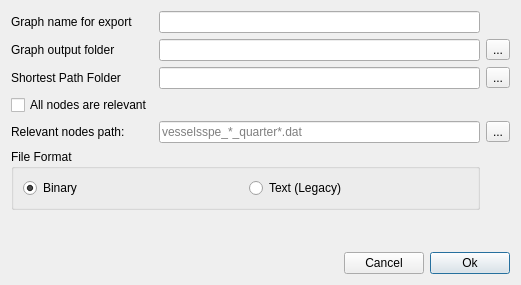
Old version of the form qtgui/createshortestpathdialog.ui in the repository frabas/DISPLACE_GUI.
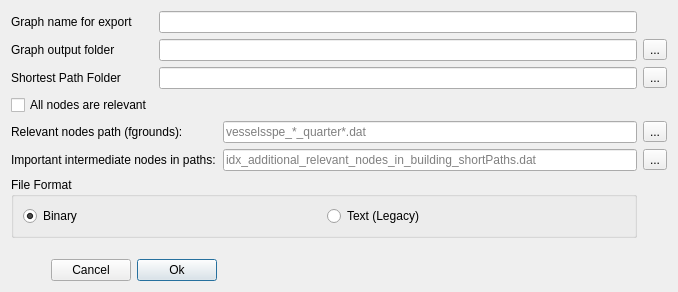
New version of the form.

Commit message: UI entry point preparing for using intermediate node idx when building the shortPaths

The edit to the form file:
```diff
--- a/qtgui/createshortestpathdialog.ui
+++ b/qtgui/createshortestpathdialog.ui
@@ -6,17 +6,41 @@
    <rect>
     <x>0</x>
     <y>0</y>
-    <width>521</width>
-    <height>285</height>
+    <width>678</width>
+    <height>292</height>
    </rect>
   </property>
   <property name="windowTitle">
    <string>Create shortest path files</string>
   </property>
   <layout class="QGridLayout" name="gridLayout_2">
-   <item row="0" column="1">
+   <item row="0" column="0">
+    <widget class="QLabel" name="label_3">
+     <property name="text">
+      <string>Graph name for export</string>
+     </property>
+    </widget>
+   </item>
+   <item row="0" column="1" colspan="2">
     <widget class="QLineEdit" name="graphName"/>
    </item>
+   <item row="1" column="0">
+    <widget class="QLabel" name="label_4">
+     <property name="text">
+      <string>Graph output folder</string>
+     </property>
+    </widget>
+   </item>
+   <item row="1" column="1" colspan="2">
+    <widget class="QLineEdit" name="outFolder"/>
+   </item>
+   <item row="1" column="3">
+    <widget class="QToolButton" name="browseOutFolder">
+     <property name="text">
+      <string>...</string>
+     </property>
+    </widget>
+   </item>
    <item row="2" column="0">
     <widget class="QLabel" name="label">
      <property name="text">
@@ -24,7 +48,82 @@
      </property>
     </widget>
    </item>
-   <item row="7" column="0" colspan="3">
+   <item row="2" column="1" colspan="2">
+    <widget class="QLineEdit" name="shortestFolder"/>
+   </item>
+   <item row="2" column="3">
+    <widget class="QToolButton" name="browseShortestFolder">
+     <property name="text">
+      <string>...</string>
+     </property>
+    </widget>
+   </item>
+   <item row="3" column="0">
+    <widget class="QCheckBox" name="checkAllRelevantNodes">
+     <property name="text">
+      <string>All nodes are relevant</string>
+     </property>
+    </widget>
+   </item>
+   <item row="4" column="0" colspan="2">
+    <widget class="QLabel" name="label_2">
+     <property name="text">
+      <string>Relevant nodes path (fgrounds):</string>
+     </property>
+    </widget>
+   </item>
+   <item row="4" column="2">
+    <widget class="QLineEdit" name="relevantFolder">
+     <property name="placeholderText">
+      <string>vesselsspe_*_quarter*.dat</string>
+     </property>
+    </widget>
+   </item>
+   <item row="4" column="3">
+    <widget class="QToolButton" name="browseRelevantFolder">
+     <property name="text">
+      <string>...</string>
+     </property>
+    </widget>
+   </item>
+   <item row="5" column="0" colspan="2">
+    <widget class="QLabel" name="label_5">
+     <property name="text">
+      <string>Important intermediate nodes in paths:</string>
+     </property>
+    </widget>
+   </item>
+   <item row="5" column="2">
+    <widget class="QLineEdit" name="relevantInterFolder">
+     <property name="text">
+      <string/>
+     </property>
+     <property name="placeholderText">
+      <string>idx_additional_relevant_nodes_in_building_shortPaths.dat</string>
+     </property>
+    </widget>
+   </item>
+   <item row="5" column="3">
+    <widget class="QToolButton" name="browseRelevantInterFolder">
+     <property name="text">
+      <string>...</string>
+     </property>
+    </widget>
+   </item>
+   <item row="7" column="0">
+    <spacer name="verticalSpacer">
+     <property name="orientation">
+      <enum>Qt::Vertical</enum>
+     </property>
+     <property name="sizeHint" stdset="0">
+      <size>
+       <width>20</width>
+       <height>40</height>
+      </size>
+     </property>
+    </spacer>
+   </item>
+   <item row="8" column="0" colspan="2">
     <layout class="QHBoxLayout" name="horizontalLayout">
      <item>
       <spacer name="horizontalSpacer">
@@ -58,82 +157,7 @@
      </item>
     </layout>
    </item>
-   <item row="6" column="0">
-    <spacer name="verticalSpacer">
-     <property name="orientation">
-      <enum>Qt::Vertical</enum>
-     </property>
-     <property name="sizeHint" stdset="0">
-      <size>
-       <width>20</width>
-       <height>40</height>
-      </size>
-     </property>
-    </spacer>
-   </item>
-   <item row="2" column="2">
-    <widget class="QToolButton" name="browseShortestFolder">
-     <property name="text">
-      <string>...</string>
-     </property>
-    </widget>
-   </item>
-   <item row="4" column="2">
-    <widget class="QToolButton" name="browseRelevantFolder">
-     <property name="text">
-      <string>...</string>
-     </property>
-    </widget>
-   </item>
-   <item row="4" column="0">
-    <widget class="QLabel" name="label_2">
-     <property name="text">
-      <string>Relevant nodes path:</string>
-     </property>
-    </widget>
-   </item>
-   <item row="3" column="0">
-    <widget class="QCheckBox" name="checkAllRelevantNodes">
-     <property name="text">
-      <string>All nodes are relevant</string>
-     </property>
-    </widget>
-   </item>
-   <item row="0" column="0">
-    <widget class="QLabel" name="label_3">
-     <property name="text">
-      <string>Graph name for export</string>
-     </property>
-    </widget>
-   </item>
-   <item row="1" column="2">
-    <widget class="QToolButton" name="browseOutFolder">
-     <property name="text">
-      <string>...</string>
-     </property>
-    </widget>
-   </item>
-   <item row="2" column="1">
-    <widget class="QLineEdit" name="shortestFolder"/>
-   </item>
-   <item row="1" column="1">
-    <widget class="QLineEdit" name="outFolder"/>
-   </item>
-   <item row="1" column="0">
-    <widget class="QLabel" name="label_4">
-     <property name="text">
-      <string>Graph output folder</string>
-     </property>
-    </widget>
-   </item>
-   <item row="4" column="1">
-    <widget class="QLineEdit" name="relevantFolder">
-     <property name="placeholderText">
-      <string>vesselsspe_*_quarter*.dat</string>
-     </property>
-    </widget>
-   </item>
-   <item row="5" column="0" colspan="2">
+   <item row="6" column="0" colspan="3">
     <widget class="QGroupBox" name="groupBox">
      <property name="title">
       <string>File Format</string>
```
Left out of the diff: 14 changed lines with no effect on the pictures. The commit also changes 7 other files.
